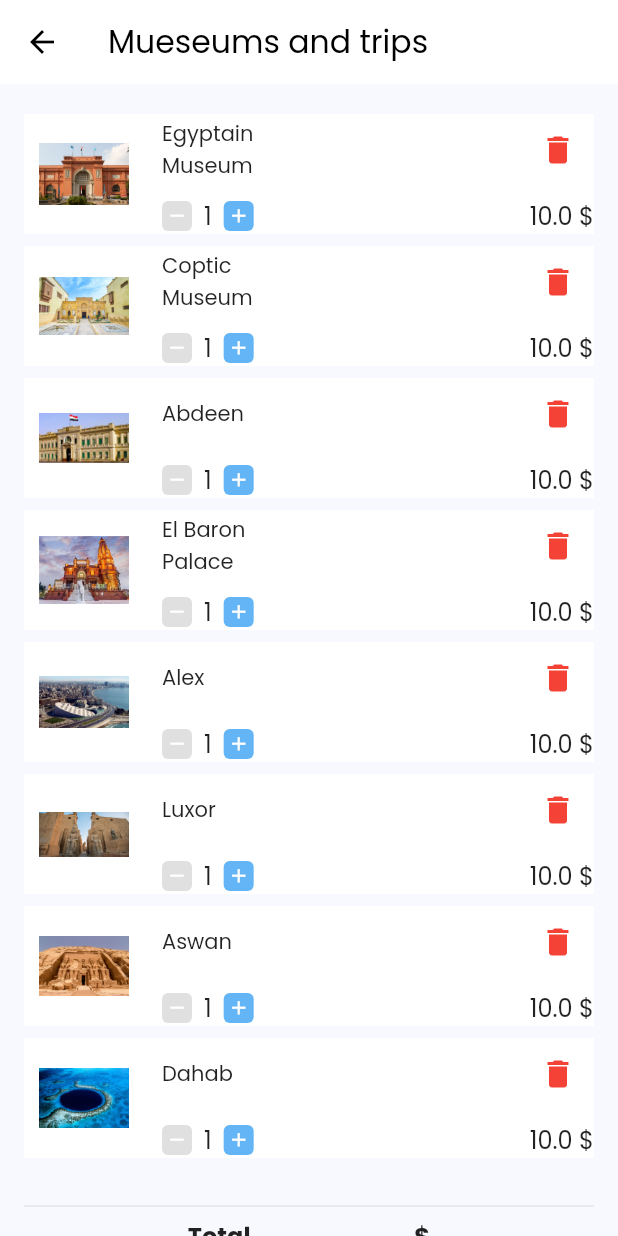
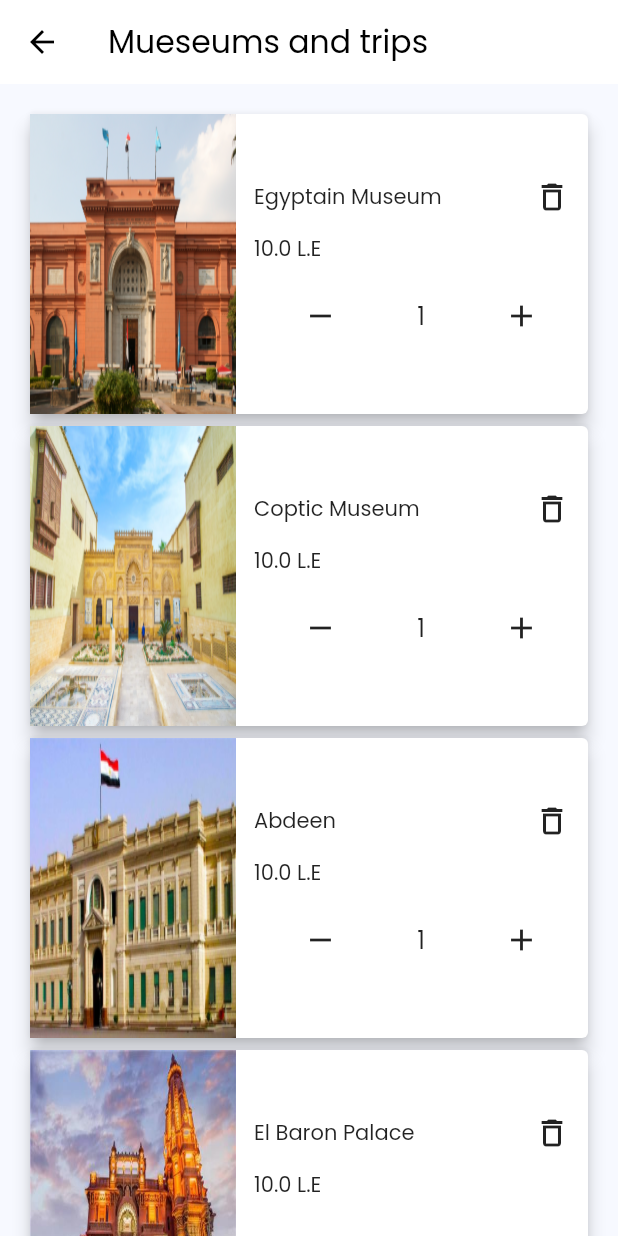
Before and after one commit to kareem337/RZ-tours-app, a Flutter app: the CartView screen opened directly, on a phone screen of 412 x 824 dp. Run offline on Flutter 3.47's test engine with Material 2 defaults, Android fonts, the phone set to English and light mode, and no system bars; our stand-ins replace flutter_icons, flutter_screenutil, google_fonts, salomon_bottom_bar; network calls fail; statements that could not run were skipped.

```diff
--- a/rz_tours/lib/screens/chat.dart
+++ b/rz_tours/lib/screens/chat.dart
@@ -31,11 +31,6 @@ class _ChatState extends State<Chat> {
                 ),
                 SizedBox(
                   width: 2,
-                ),
-                CircleAvatar(
-                  backgroundImage: NetworkImage(
-                      "<https://randomuser.me/api/portraits/men/5.jpg>"),
-                  maxRadius: 20,
                 ),
                 SizedBox(
                   width: 12,
--- a/rz_tours/lib/widgets/app_bar.dart
+++ b/rz_tours/lib/widgets/app_bar.dart
@@ -1,3 +1,4 @@
+<<<<<<< Updated upstream
  import 'package:flutter/cupertino.dart';
 import 'package:flutter/material.dart';
 import 'package:flutter/cupertino.dart';
@@ -12,12 +13,33 @@ class CustomAppBar extends StatefulWidget implements PreferredSizeWidget {
 }
 
 class _CustomAppBarState extends State<CustomAppBar>{
+=======
+import 'package:flutter/material.dart';
+
+// ignore: must_be_immutable
+class TopBar extends StatelessWidget {
+  String _title;
+
+  TopBar([this._title = '']);
+>>>>>>> Stashed changes
 
   @override
   Widget build(BuildContext context) {
     return AppBar(
+<<<<<<< Updated upstream
       title: Text('RZ tours'),
 
     );
   }
 }
+=======
+      title: Text(
+        this._title,
+      ),
+      backgroundColor: Colors.amber,
+      elevation: 0.0, //shadow of app bar
+      centerTitle: true,
+    );
+  }
+}
+>>>>>>> Stashed changes
--- a/rz_tours/lib/widgets/cart.dart
+++ b/rz_tours/lib/widgets/cart.dart
@@ -1,35 +1,27 @@
 import 'package:flutter/material.dart';
 
 class CartItem extends StatelessWidget {
-  final String image;
-  final String name;
-  final double price;
+  late String image;
+  late String name;
+  late double price;
   CartItem(this.image, this.name, this.price);
+
   @override
   Widget build(BuildContext context) {
-    return Container(
-      color: Colors.white,
-      margin: EdgeInsets.symmetric(vertical: 4.0),
+    return Card(
+      elevation: 5.0,
       child: Row(
         children: [
           Column(
-            crossAxisAlignment: CrossAxisAlignment.start,
+            //crossAxisAlignment: CrossAxisAlignment.start,
             children: [
               Container(
-                width: 80.0,
-                height: 80.0,
-                decoration: BoxDecoration(),
-                child: Center(
-                  child: Container(
-                    width: 60.0,
-                    height: 60.0,
+                width: MediaQuery.of(context).size.width / 3,
+                height: 200,
                 decoration: BoxDecoration(
                   image: DecorationImage(
-                        image: AssetImage(
-                          'assets/${this.image}',
-                        ),
-                      ),
-                    ),
+                    image: AssetImage('assets/${this.image}'),
+                    fit: BoxFit.fill,
                   ),
                 ),
               ),
@@ -44,71 +36,54 @@ class CartItem extends StatelessWidget {
                   mainAxisAlignment: MainAxisAlignment.spaceBetween,
                   children: [
                     Container(
-                      width: 100.0,
+                      width: 150.0,
                       child: Text(
                         '${this.name}',
-                        style: TextStyle(
-                          fontWeight: FontWeight.w400,
+                        style: TextStyle(),
                       ),
                     ),
-                    ),
+                    Column(
+                      children: [
                         IconButton(
                           onPressed: () {},
                           icon: Icon(
-                        Icons.delete,
-                        color: Colors.red,
+                            Icons.delete_outlined,
                           ),
                         ),
                       ],
                     ),
-                SizedBox(height: 8.0),
-                Row(
+                  ],
+                ),
+                Text(
+                  '${this.price} L.E',
+                  style: TextStyle(),
+                ),
+                Container(
+                  padding: EdgeInsets.symmetric(vertical: 10.0),
+                  child: Row(
+                    mainAxisAlignment: MainAxisAlignment.spaceAround,
                     children: [
-                    Container(
-                      width: 20.0,
-                      height: 20.0,
-                      decoration: BoxDecoration(
-                        color: Colors.grey[300],
-                        borderRadius: BorderRadius.circular(4.0),
-                      ),
-                      child: Icon(
+                      IconButton(
+                        onPressed: () {},
+                        icon: Icon(
                           Icons.remove,
-                        color: Colors.white,
-                        size: 15.0,
                         ),
                       ),
-                    Padding(
-                      padding: const EdgeInsets.symmetric(horizontal: 8.0),
-                      child: Text(
+                      Text(
                         '1',
                         style: TextStyle(
                           fontSize: 16.0,
                           fontWeight: FontWeight.w400,
                         ),
                       ),
-                    ),
-                    Container(
-                      width: 20.0,
-                      height: 20.0,
-                      decoration: BoxDecoration(
-                        color: Colors.blue[300],
-                        borderRadius: BorderRadius.circular(4.0),
-                      ),
-                      child: Icon(
+                      IconButton(
+                        onPressed: () {},
+                        icon: Icon(
                           Icons.add,
-                        color: Colors.white,
-                        size: 15.0,
-                      ),
-                    ),
-                    Spacer(),
-                    Text(
-                      '${this.price} \$',
-                      style: TextStyle(
-                        fontSize: 16.0,
-                        fontWeight: FontWeight.w400,
                         ),
                       ),
                     ],
+                  ),
                 ),
               ],
             ),
```
Lines whose indentation alone changed are shown as unchanged.
